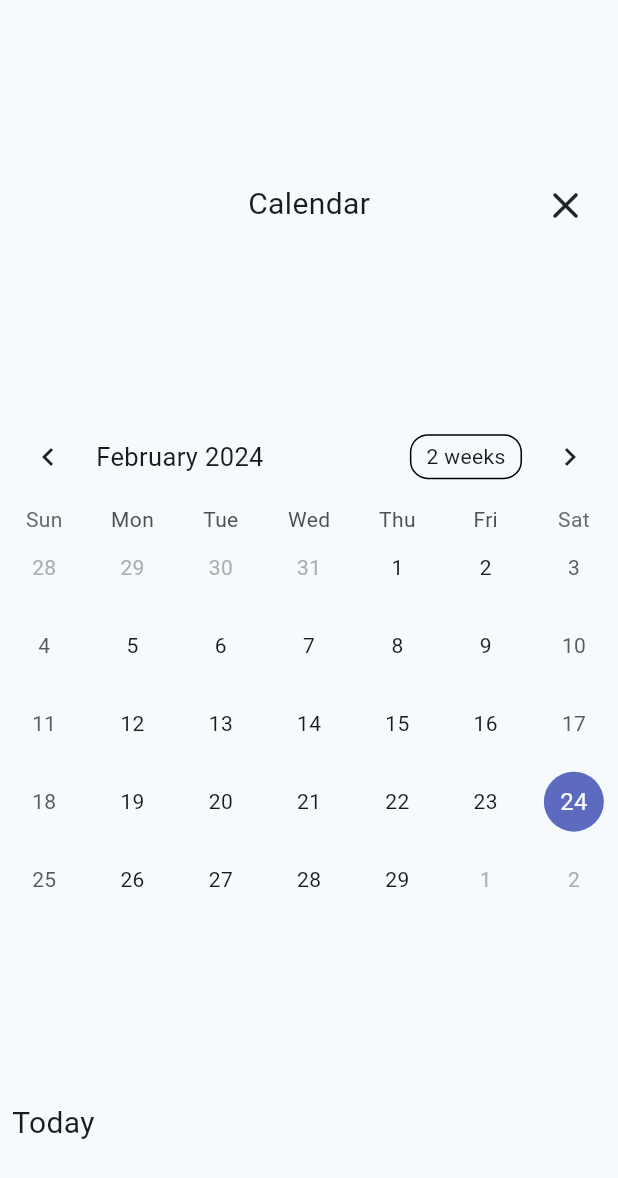
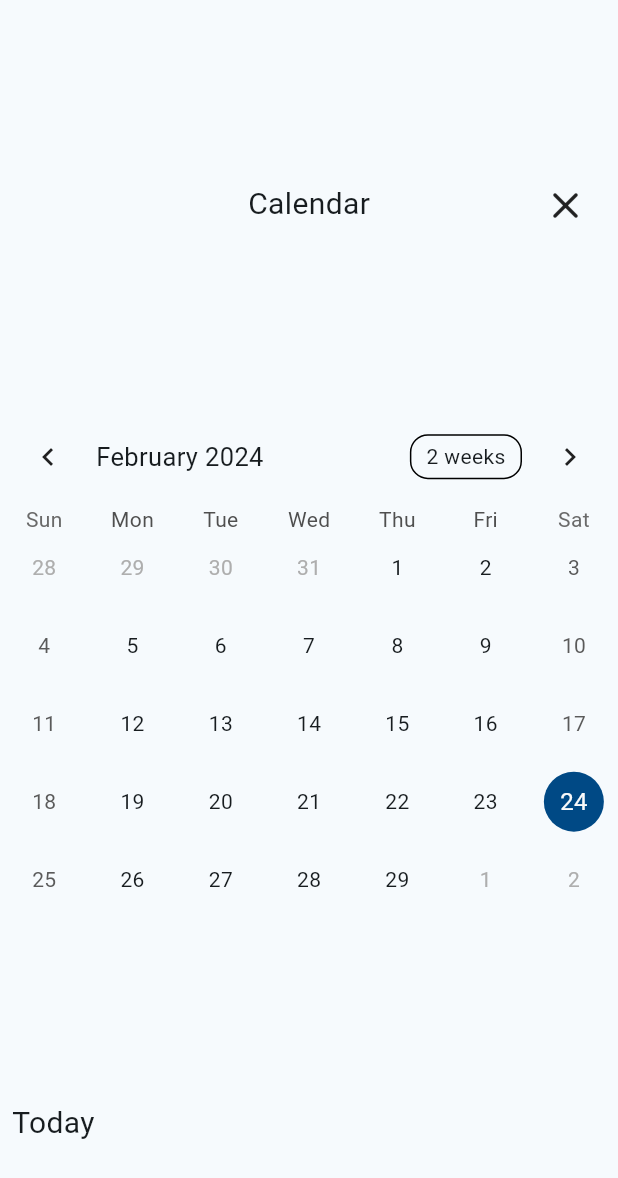
Before and after one commit to Rics-Dev/uNote, a Flutter app: the CalendarView widget shown alone on an empty page, opened directly, on a phone screen of 412 x 824 dp. Shown: the top 1178 px of the screen. Run offline on Flutter 3.47's test engine with Material 3 defaults, Android fonts, the phone set to English and light mode, and no system bars; drawn by our look-alikes of table_calendar; our stand-ins replace animated_bottom_navigation_bar, appwrite, go_router, google_fonts, shared_preferences; missing offline and left inert: sign_button, top_modal_sheet; accounts and stored records are empty; Roboto replaces fonts that are missing (Onest); statements that could not run were skipped.

Commit message:
Mise à jour des couleurs actives et inactives dans la page d'accueil et la vue du calendrier

```diff
--- a/lib/pages/home_page.dart
+++ b/lib/pages/home_page.dart
@@ -160,7 +160,7 @@ class _HomePageState extends State<HomePage> {
           rightCornerRadius: 32,
           notchSmoothness: NotchSmoothness.softEdge,
           iconSize: 28,
-          activeColor: Color.fromARGB(255, 0, 73, 133),
+          activeColor: const Color.fromARGB(255, 0, 73, 133),
           inactiveColor: Colors.grey,
           shadow: BoxShadow(
               color: Colors.black.withOpacity(0.2),
--- a/lib/widgets/calendar_view.dart
+++ b/lib/widgets/calendar_view.dart
@@ -52,6 +52,16 @@ class _CalendarViewState extends State<CalendarView> {
             // rangeEndDay: endRange,
             calendarFormat: calendarFormat,
             startingDayOfWeek: StartingDayOfWeek.sunday,
+            calendarStyle: const CalendarStyle(
+              selectedDecoration: BoxDecoration(
+                color: Color.fromARGB(255, 0, 73, 133),
+                shape: BoxShape.circle,
+              ),
+              todayDecoration: BoxDecoration(
+                color: Color.fromARGB(150, 0, 73, 133),
+                shape: BoxShape.circle,
+              ),
+            ),
             onFormatChanged: (format) {
               setState(() {
                 calendarFormat = format;
@@ -92,8 +102,6 @@ class _CalendarViewState extends State<CalendarView> {
     );
   }
 
-
-
   String getWeekDay(int weekday) {
     switch (weekday) {
       case 1:
```
